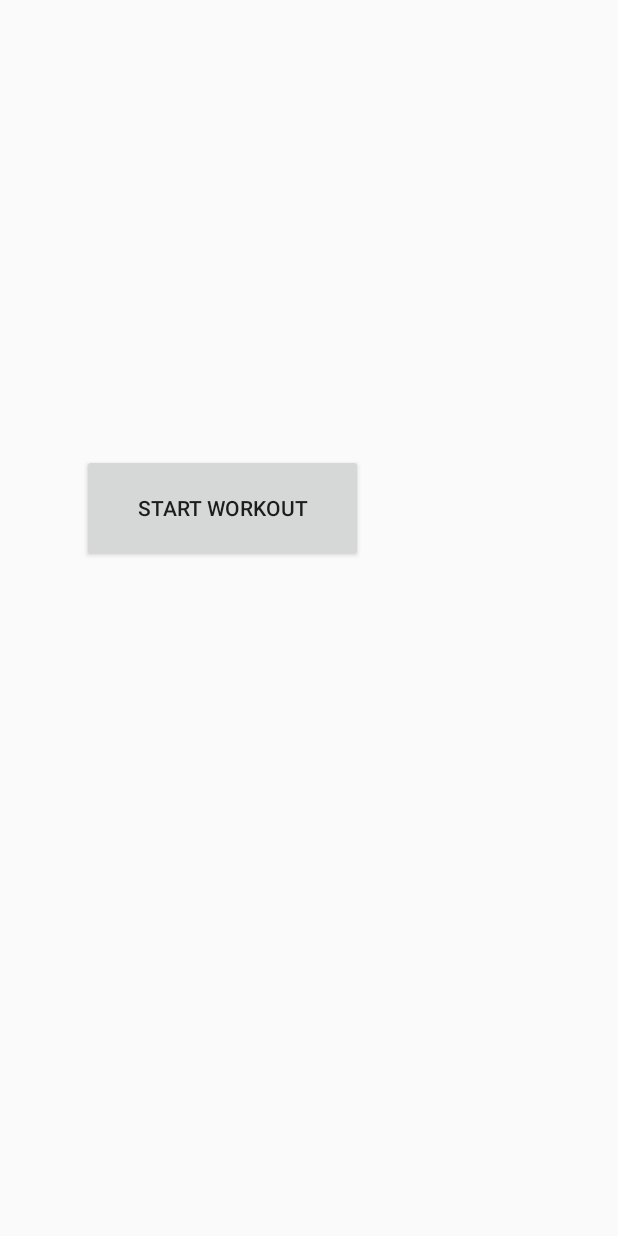
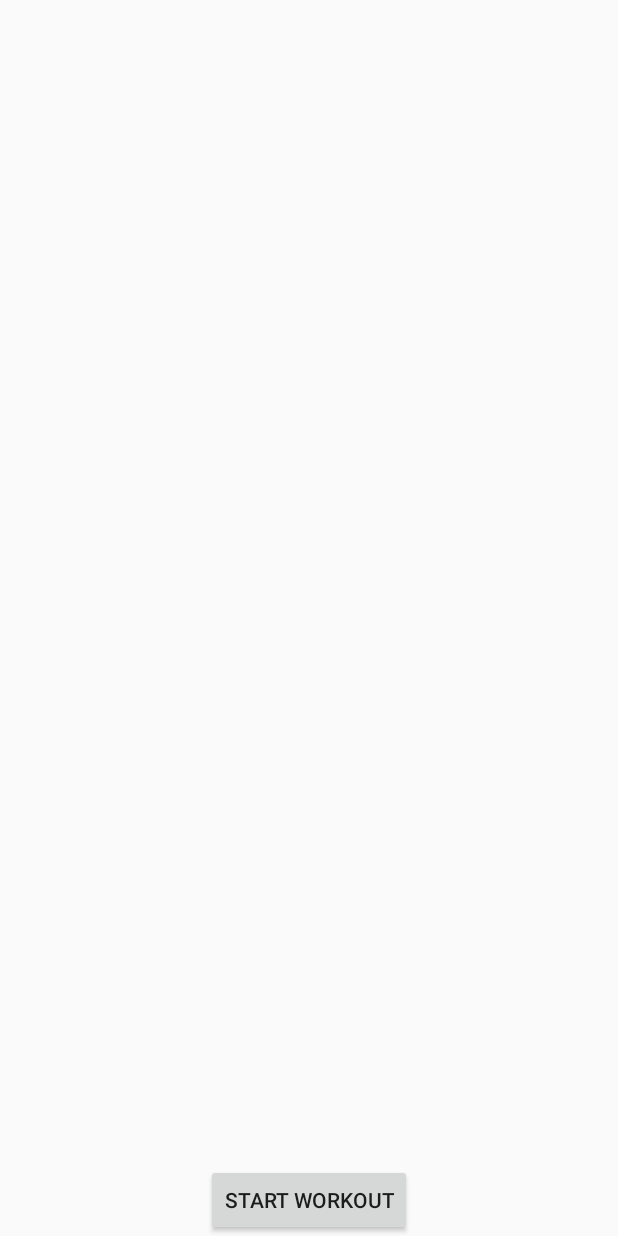
Before and after one commit to Ultranull/Train-n-Gains, an Android app: the layout fragment_day_workout_list.xml on its own in the app's theme, with its tools: preview values and no code run, on a phone screen of 412 x 824 dp. Run offline under Robolectric (Android 15) with nearby library versions, the phone set to English and light mode, and no system bars.

Commit message:
fixed double tap bug and fixed day list layout

```diff
--- a/app/src/main/java/banana/pudding/pie/train_n_gains/DatabaseHelper.java
+++ b/app/src/main/java/banana/pudding/pie/train_n_gains/DatabaseHelper.java
@@ -62,6 +62,10 @@ public class DatabaseHelper extends SQLiteOpenHelper {
     }
 
 
+    public void clearTables(){
+        SQLiteDatabase db = this.getReadableDatabase();
+        db.execSQL("delete from B");
+    }
 
     public Cursor getListContents() {
         SQLiteDatabase db = this.getReadableDatabase();
--- a/app/src/main/res/layout/fragment_day_workout_list.xml
+++ b/app/src/main/res/layout/fragment_day_workout_list.xml
@@ -5,7 +5,7 @@
     android:id="@+id/frameLayout2"
     android:layout_width="match_parent"
     android:layout_height="match_parent"
-    tools:context=".DayWorkoutList" >
+    tools:context=".DayWorkoutList">
 
     <ListView
         android:id="@+id/day_workout_list"
@@ -23,17 +23,10 @@
 
     <Button
         android:id="@+id/startWorkout"
-        android:layout_width="187dp"
-        android:layout_height="72dp"
-        android:layout_marginStart="8dp"
-        android:layout_marginTop="8dp"
-        android:layout_marginEnd="8dp"
-        android:layout_marginBottom="28dp"
+        android:layout_width="wrap_content"
+        android:layout_height="wrap_content"
         android:text="Start Workout"
         app:layout_constraintBottom_toBottomOf="parent"
         app:layout_constraintEnd_toEndOf="parent"
-        app:layout_constraintHorizontal_bias="0.225"
-        app:layout_constraintStart_toStartOf="parent"
-        app:layout_constraintTop_toTopOf="parent"
-        app:layout_constraintVertical_bias="0.412" />
+        app:layout_constraintStart_toStartOf="parent" />
 </android.support.constraint.ConstraintLayout>
```
Also changed, not shown: app/src/main/java/banana/pudding/pie/train_n_gains/MainActivity.java (+17 -4 lines).
